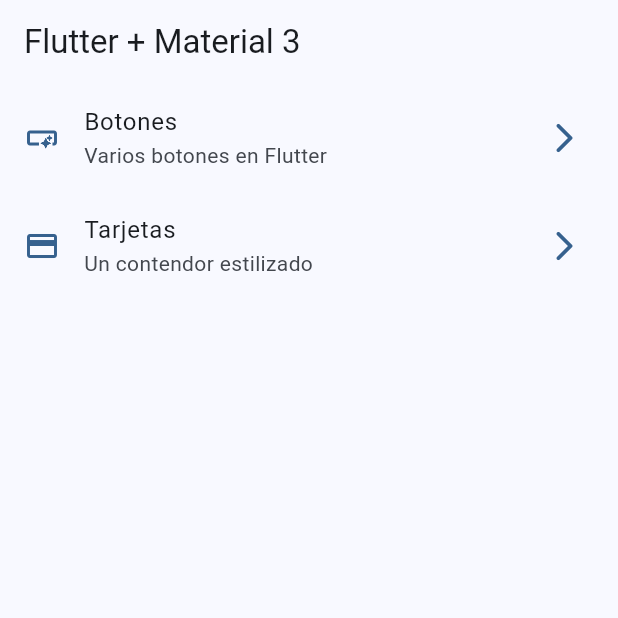
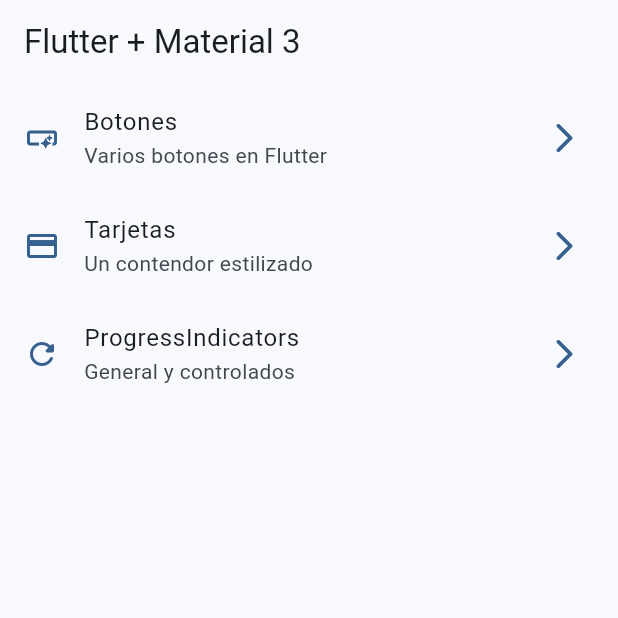
Before and after one commit to albinrk10/widgetsAppRiverpod, a Flutter app: the screen it shows after launch, on a phone screen of 412 x 824 dp, the top half of it. Run offline on Flutter 3.47's test engine with Material 2 defaults, Android fonts, the phone set to English and light mode, and no system bars; our stand-ins replace go_router.

Commit message:
progress indicator terminado

```diff
--- a/lib/config/menu/menu_items.dart
+++ b/lib/config/menu/menu_items.dart
@@ -26,4 +26,9 @@
     link: '/cards',
     icon: Icons.credit_card
     ),
+     MenuItem(
+    title: 'ProgressIndicators',
+    subTitle: 'General y controlados',
+    link: '/progress',
+    icon: Icons.refresh_rounded    ),
 ];
--- a/lib/config/router/app_routter.dart
+++ b/lib/config/router/app_routter.dart
@@ -20,5 +20,10 @@
       name: CardsScreen.name,
       builder: (context, state) => const CardsScreen(),
     ),
+     GoRoute(
+      path: '/progress',
+      name: ProgressScreen.name,
+      builder: (context, state) => const ProgressScreen(),
+    ),
   ],
 );
```
Also changed, not shown: lib/presentation/screens/progress/progress_screen.dart (+67 -2 lines).
